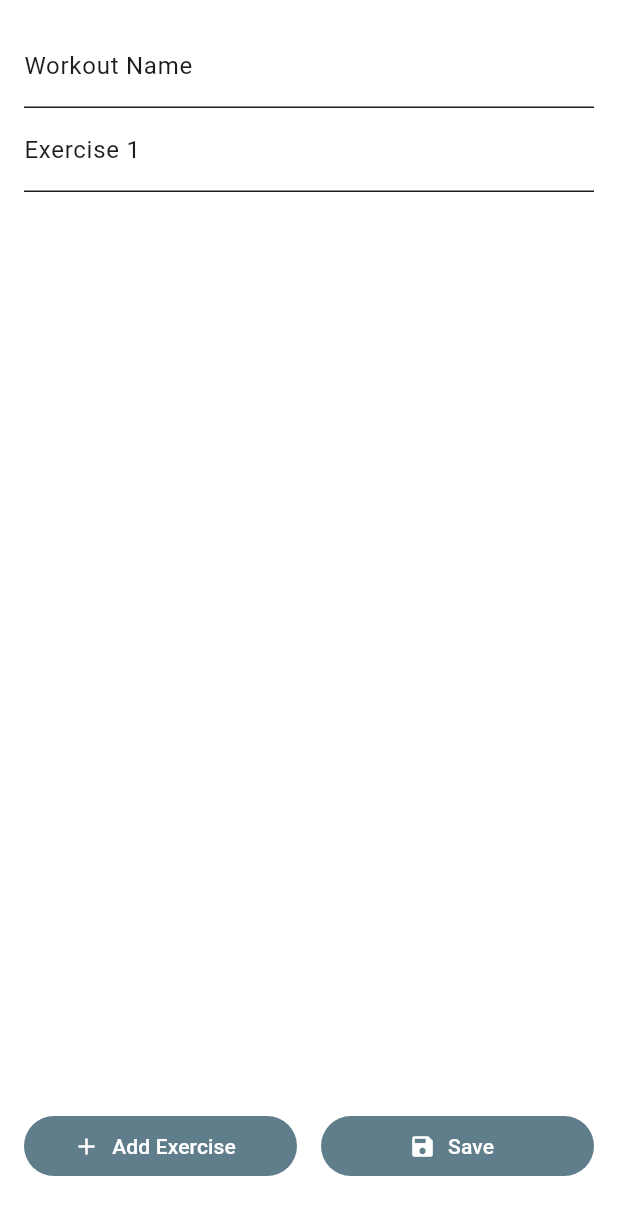
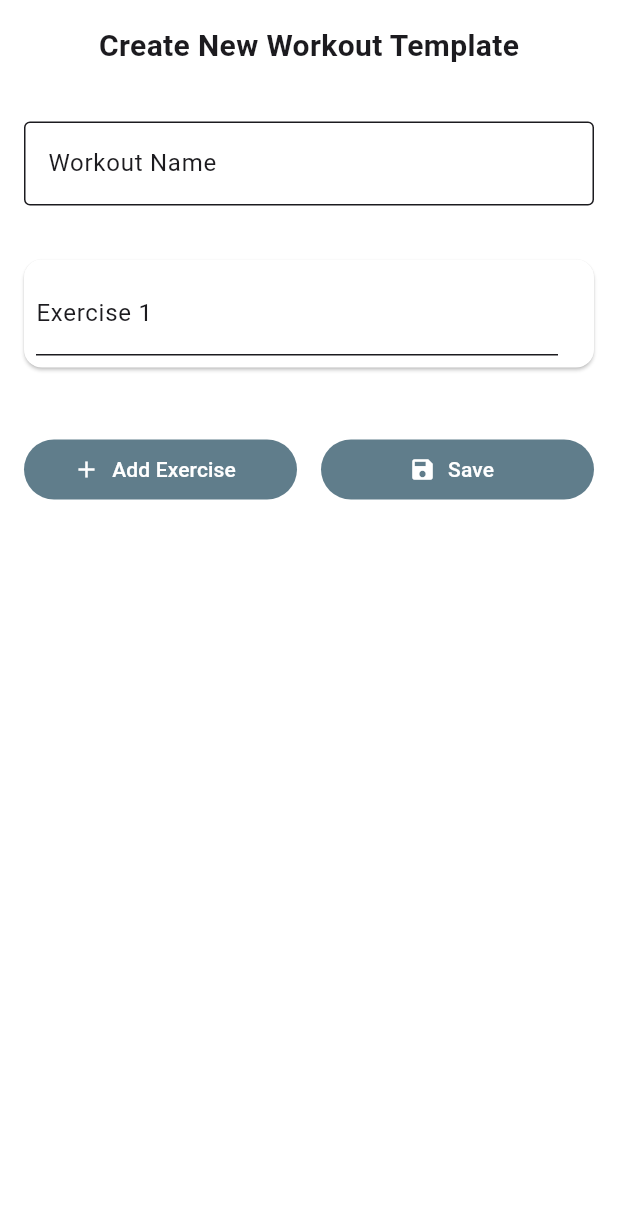
Before and after one commit to Stefano-Bozzi/GymTracker-App, a Flutter app: the _CreateTemplateSheet widget shown alone on an empty page, opened directly, after a tap on "Add Exercise", on a phone screen of 412 x 824 dp. Shown: the top 1215 px of the screen. Run offline on Flutter 3.47's test engine with Material 3 defaults, Android fonts, the phone set to English and light mode, and no system bars; our stand-ins replace isar; missing offline and left inert: markdown_widget; accounts and stored records are empty; generated files the repository leaves out were written again.

Commit message:
style: minor style decoration changes

```diff
--- a/lib/views/widgets/workout_template_sheet_widget.dart
+++ b/lib/views/widgets/workout_template_sheet_widget.dart
@@ -64,23 +64,42 @@ class _CreateTemplateSheetState extends State<_CreateTemplateSheet> {
   return Padding(
     padding: EdgeInsets.only(bottom: bottomPadding, left: 16, right: 16, top: 16),
     child: Column(
+      mainAxisSize: MainAxisSize.min,
       children: [
+        const Text('Create New Workout Template', style: TextStyle(fontSize: 20, fontWeight: FontWeight.bold)),
+        const SizedBox(height: 36),
+
         // Template Workout Name
         TextField(
           controller: _templateWorkoutName,
-          decoration: InputDecoration(labelText: 'Workout Name'),
+          decoration: InputDecoration(labelText: 'Workout Name', border: OutlineInputBorder()),
         ),
 
+        const SizedBox(height: 36),
         // create a flexible list to manage exercises definitions
         Flexible(
           child: ListView.builder(
+            shrinkWrap: true,
             itemCount: _exercises.length,
             itemBuilder: (context, index){
             final exc = _exercises[index];
-              return TextField(
-                        controller: exc['nameController'],
-                        decoration: InputDecoration(labelText: 'Exercise ${index + 1}'),
-                      );
+              return Card(
+                  margin: const EdgeInsets.only(bottom: 8),
+                  child: Padding(
+                    padding: const EdgeInsets.all(8.0),
+                    child: Row(
+                      children: [
+                        Expanded(
+                          child: TextField(
+                            controller: exc['nameController'],
+                            decoration: InputDecoration(labelText: 'Exercise ${index + 1}'),
+                          ),
+                        ),
+                        const SizedBox(width: 16),
+                      ],
+                    ),
+                  ),
+                );
             }// create the item
           ),
         ),
```
